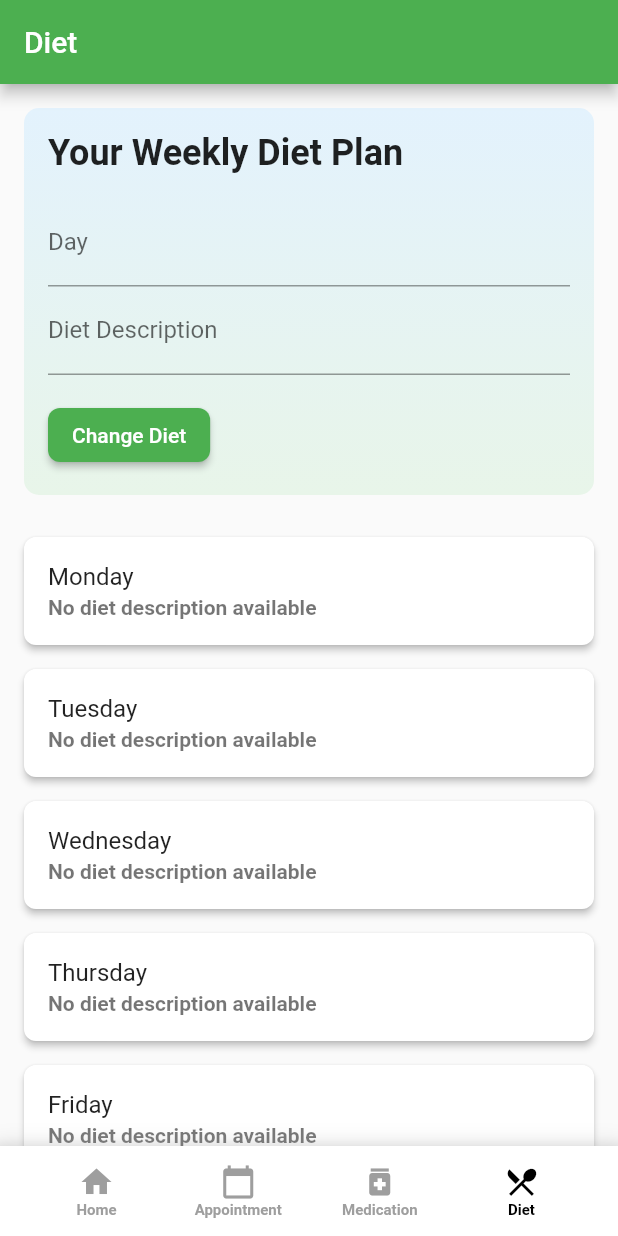
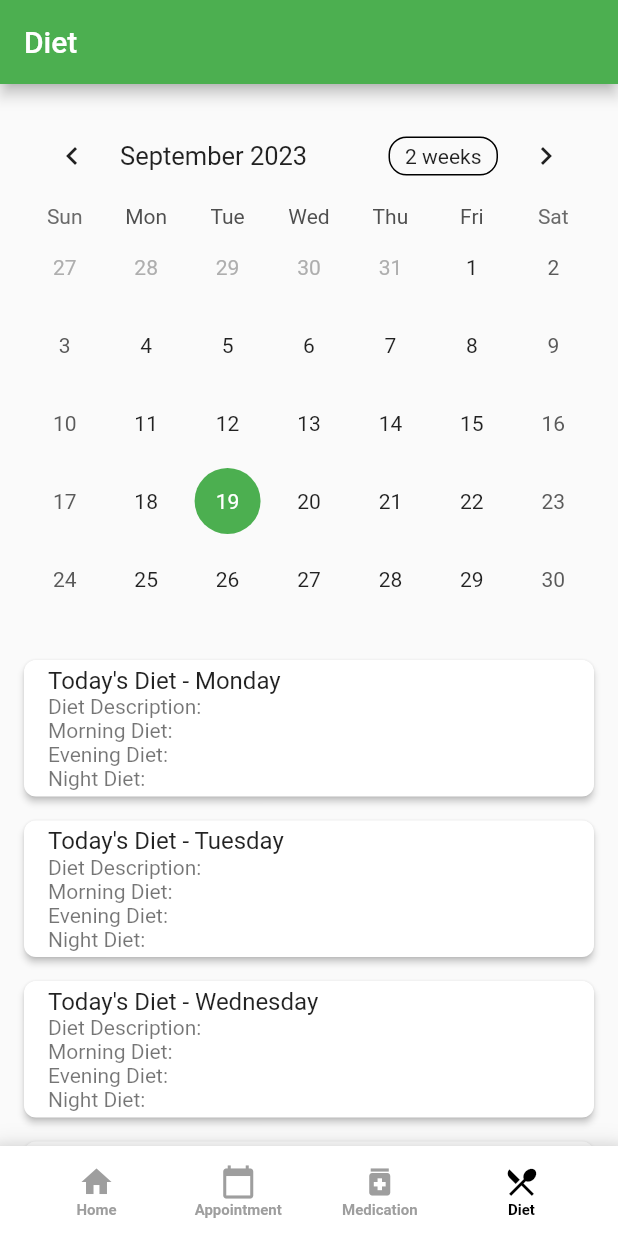
Before and after one commit to navaneethkulal8/hacktofuturehealthcare, a Flutter app: the screen it shows after launch, item 4 of the bottom bar chosen, on a phone screen of 412 x 824 dp. Run offline on Flutter 3.47's test engine with Material 2 defaults, Android fonts, the phone set to English and light mode, and no system bars; drawn by our look-alikes of table_calendar; our stand-ins replace firebase_auth; accounts and stored records are empty.

Commit message:
adding calander and improving the diet page ui

```diff
--- a/lib/pages/profilepage.dart
+++ b/lib/pages/profilepage.dart
@@ -1,10 +1,25 @@
 import 'package:flutter/material.dart';
+import 'package:table_calendar/table_calendar.dart';
 
 class ProfilePage extends StatefulWidget {
   const ProfilePage({Key? key}) : super(key: key);
 
   @override
   _ProfilePageState createState() => _ProfilePageState();
+}
+
+class DietPlan {
+  final String day;
+  final String morningDiet;
+  final String eveningDiet;
+  final String nightDiet;
+
+  DietPlan({
+    required this.day,
+    required this.morningDiet,
+    required this.eveningDiet,
+    required this.nightDiet,
+  });
 }
 
 class _ProfilePageState extends State<ProfilePage> {
@@ -20,23 +35,13 @@ class _ProfilePageState extends State<ProfilePage> {
 
   String selectedDay = '';
   String selectedSubtitle = '';
+  String morningDiet = '';
+  String eveningDiet = '';
+  String nightDiet = '';
 
-  final TextEditingController _dayController = TextEditingController();
-  final TextEditingController _subtitleController = TextEditingController();
-
-  @override
-  void dispose() {
-    _dayController.dispose();
-    _subtitleController.dispose();
-    super.dispose();
-  }
-
-  // Update the selected subtitle when the button is pressed
-  void _changeSubtitle() {
-    setState(() {
-      selectedSubtitle = _subtitleController.text;
-    });
-  }
+  CalendarFormat _calendarFormat = CalendarFormat.month;
+  DateTime _focusedDay = DateTime.now();
+  DateTime _selectedDay = DateTime.now();
 
   @override
   Widget build(BuildContext context) {
@@ -52,72 +57,40 @@ class _ProfilePageState extends State<ProfilePage> {
           child: Column(
             crossAxisAlignment: CrossAxisAlignment.start,
             children: [
-              _buildDietContainer(),
+              TableCalendar(
+                firstDay: DateTime.utc(2023, 1, 1),
+                lastDay: DateTime.utc(2023, 12, 31),
+                focusedDay: _focusedDay,
+                calendarFormat: _calendarFormat,
+                selectedDayPredicate: (day) {
+                  return isSameDay(_selectedDay, day);
+                },
+                onDaySelected: (selectedDay, focusedDay) {
+                  setState(() {
+                    _selectedDay = selectedDay;
+                    _focusedDay = focusedDay;
+                    // Implement logic to update your diet information based on the selected day.
+                  });
+                },
+                calendarBuilders: CalendarBuilders(
+                  selectedBuilder: (context, date, events) => Container(
+                    margin: const EdgeInsets.all(4.0),
+                    alignment: Alignment.center,
+                    decoration: BoxDecoration(
+                      color: Colors.green,
+                      shape: BoxShape.circle,
+                    ),
+                    child: Text(
+                      date.day.toString(),
+                      style: TextStyle(color: Colors.white),
+                    ),
+                  ),
+                ),
+              ),
               const SizedBox(height: 20),
               _buildDayTiles(),
             ],
           ),
-        ),
-      ),
-    );
-  }
-
-  Widget _buildDietContainer() {
-    return Container(
-      decoration: BoxDecoration(
-        gradient: LinearGradient(
-          colors: [Colors.blue.shade50, Colors.green.shade50],
-          begin: Alignment.topCenter,
-          end: Alignment.bottomCenter,
-        ),
-        borderRadius: BorderRadius.circular(10),
-      ),
-      child: Padding(
-        padding: const EdgeInsets.all(16.0),
-        child: Column(
-          crossAxisAlignment: CrossAxisAlignment.start,
-          children: [
-            Text(
-              'Your Weekly Diet Plan',
-              style: TextStyle(
-                fontSize: 24.0,
-                fontWeight: FontWeight.bold,
-                color: Colors.black87,
-              ),
-            ),
-            const SizedBox(height: 16.0),
-            TextField(
-              controller: _dayController,
-              decoration: InputDecoration(
-                hintText: 'Enter the day',
-                labelText: 'Day',
-              ),
-              onChanged: (value) {
-                setState(() {
-                  selectedDay = value;
-                });
-              },
-            ),
-            TextField(
-              controller: _subtitleController,
-              decoration: InputDecoration(
-                hintText: 'Enter the Diet',
-                labelText: 'Diet Description',
-              ),
-            ),
-            const SizedBox(height: 16.0),
-            ElevatedButton(
-              onPressed: _changeSubtitle,
-              style: ElevatedButton.styleFrom(
-                backgroundColor: Colors.green,
-                foregroundColor: Colors.white,
-                shape: RoundedRectangleBorder(
-                  borderRadius: BorderRadius.circular(8),
-                ),
-              ),
-              child: const Text('Change Diet'),
-            ),
-          ],
         ),
       ),
     );
@@ -128,8 +101,6 @@ class _ProfilePageState extends State<ProfilePage> {
       crossAxisAlignment: CrossAxisAlignment.start,
       children: days.map((day) {
         final bool isSelectedDay = day == selectedDay;
-        final String dietDescription =
-            isSelectedDay ? selectedSubtitle : 'No diet description available';
 
         return Card(
           elevation: isSelectedDay ? 8 : 2,
@@ -139,18 +110,24 @@ class _ProfilePageState extends State<ProfilePage> {
           ),
           child: ListTile(
             title: Text(
-              day,
+              'Today\'s Diet - $day',
               style: TextStyle(
                 fontWeight: isSelectedDay ? FontWeight.bold : FontWeight.normal,
               ),
             ),
-            subtitle: Text(
-              dietDescription,
-              style: TextStyle(fontWeight: FontWeight.bold),
+            subtitle: Column(
+              crossAxisAlignment: CrossAxisAlignment.start,
+              children: [
+                Text('Diet Description: $selectedSubtitle'),
+                Text('Morning Diet: $morningDiet'),
+                Text('Evening Diet: $eveningDiet'),
+                Text('Night Diet: $nightDiet'),
+              ],
             ),
             onTap: () {
               setState(() {
                 selectedDay = day;
+                // Implement logic to update the selected diet information based on the selected day.
               });
             },
           ),
--- a/pubspec.yaml
+++ b/pubspec.yaml
@@ -34,6 +34,7 @@ dependencies:
   firebase_core: ^2.15.0
   cloud_firestore: ^4.8.4
   curved_navigation_bar: ^1.0.3
+  table_calendar: ^3.0.1
 
 
   # The following adds the Cupertino Icons font to your application.
```
Also changed, not shown: pubspec.lock.
